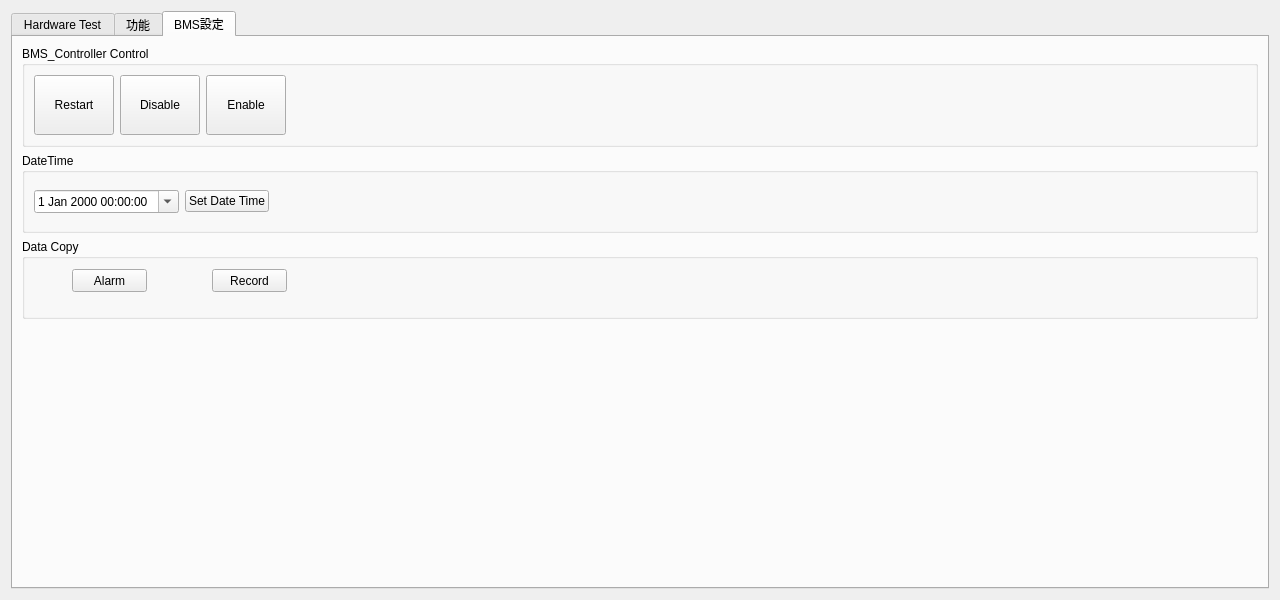
haoyi-jason/BMS_HY01_old, file frmhardwareconfig.ui: the form before one commit.
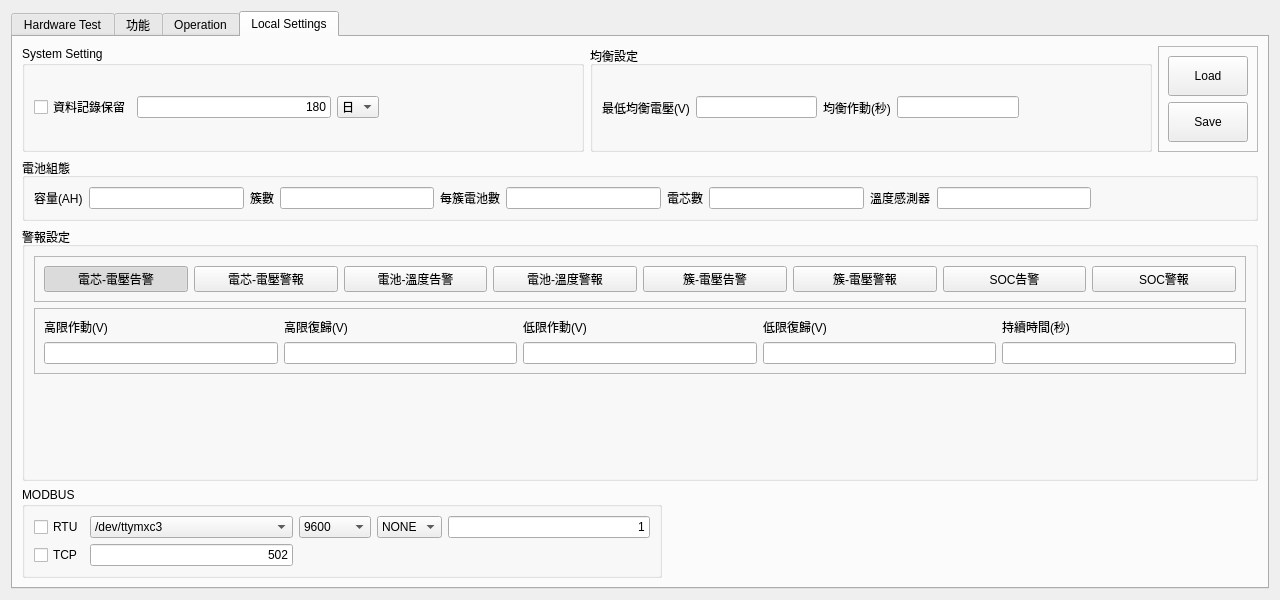
The form after the commit. Custom widgets are drawn as their Qt base class.

Commit message: modifying config over ui

What changed in the file:
```diff
--- a/frmhardwareconfig.ui
+++ b/frmhardwareconfig.ui
@@ -23,7 +23,7 @@
       </size>
      </property>
      <property name="currentIndex">
-      <number>2</number>
+      <number>3</number>
      </property>
      <widget class="QWidget" name="tab">
       <attribute name="title">
@@ -725,122 +725,11 @@
          </widget>
         </widget>
        </item>
-       <item>
-        <widget class="QGroupBox" name="groupBox_8">
-         <property name="maximumSize">
-          <size>
-           <width>640</width>
-           <height>120</height>
-          </size>
-         </property>
-         <property name="title">
-          <string>MODBUS</string>
-         </property>
-         <layout class="QGridLayout" name="gridLayout_8">
-          <item row="0" column="1">
-           <widget class="QComboBox" name="comboBox">
-            <item>
-             <property name="text">
-              <string>/dev/ttymxc3</string>
-             </property>
-            </item>
-            <item>
-             <property name="text">
-              <string>/dev/ttymxc4</string>
-             </property>
-            </item>
-           </widget>
-          </item>
-          <item row="0" column="0">
-           <widget class="QCheckBox" name="checkBox">
-            <property name="text">
-             <string>RTU</string>
-            </property>
-           </widget>
-          </item>
-          <item row="0" column="3">
-           <widget class="QComboBox" name="comboBox_3">
-            <item>
-             <property name="text">
-              <string>NONE</string>
-             </property>
-            </item>
-            <item>
-             <property name="text">
-              <string>EVEN</string>
-             </property>
-            </item>
-            <item>
-             <property name="text">
-              <string>ODD</string>
-             </property>
-            </item>
-           </widget>
-          </item>
-          <item row="0" column="2">
-           <widget class="QComboBox" name="comboBox_2">
-            <item>
-             <property name="text">
-              <string>9600</string>
-             </property>
-            </item>
-            <item>
-             <property name="text">
-              <string>19200</string>
-             </property>
-            </item>
-            <item>
-             <property name="text">
-              <string>38400</string>
-             </property>
-            </item>
-            <item>
-             <property name="text">
-              <string>57600</string>
-             </property>
-            </item>
-            <item>
-             <property name="text">
-              <string>115200</string>
-             </property>
-            </item>
-           </widget>
-          </item>
-          <item row="1" column="1">
-           <widget class="FocusEditor" name="leTCPPort">
-            <property name="text">
-             <string>502</string>
-            </property>
-            <property name="alignment">
-             <set>Qt::AlignRight|Qt::AlignTrailing|Qt::AlignVCenter</set>
-            </property>
-           </widget>
-          </item>
-          <item row="1" column="0">
-           <widget class="QCheckBox" name="checkBox_2">
-            <property name="text">
-             <string>TCP</string>
-            </property>
-           </widget>
-          </item>
-          <item row="0" column="4">
-           <widget class="FocusEditor" name="leRTUID">
-            <property name="text">
-             <string>1</string>
-            </property>
-            <property name="alignment">
-             <set>Qt::AlignRight|Qt::AlignTrailing|Qt::AlignVCenter</set>
-            </property>
-           </widget>
-          </item>
-         </layout>
-        </widget>
-       </item>
       </layout>
      </widget>
      <widget class="QWidget" name="tab_3">
       <attribute name="title">
-       <string>BMS設定</string>
+       <string>Operation</string>
       </attribute>
       <layout class="QVBoxLayout" name="verticalLayout">
        <item>
@@ -1000,6 +889,580 @@
        </item>
       </layout>
      </widget>
+     <widget class="QWidget" name="tab_4">
+      <attribute name="title">
+       <string>Local Settings</string>
+      </attribute>
+      <layout class="QGridLayout" name="gridLayout_15">
+       <item row="0" column="0">
+        <widget class="QGroupBox" name="groupBox_15">
+         <property name="title">
+          <string>System Setting</string>
+         </property>
+         <layout class="QHBoxLayout" name="horizontalLayout_14">
+          <item>
+           <widget class="QCheckBox" name="cbEnableLog">
+            <property name="text">
+             <string>資料記錄保留</string>
+            </property>
+           </widget>
+          </item>
+          <item>
+           <widget class="FocusEditor" name="leLogRecordCounts">
+            <property name="text">
+             <string>180</string>
+            </property>
+            <property name="alignment">
+             <set>Qt::AlignRight|Qt::AlignTrailing|Qt::AlignVCenter</set>
+            </property>
+           </widget>
+          </item>
+          <item>
+           <widget class="QComboBox" name="cbRecordType">
+            <item>
+             <property name="text">
+              <string>日</string>
+             </property>
+            </item>
+            <item>
+             <property name="text">
+              <string>筆</string>
+             </property>
+            </item>
+           </widget>
+          </item>
+          <item>
+           <spacer name="horizontalSpacer_7">
+            <property name="orientation">
+             <enum>Qt::Horizontal</enum>
+            </property>
+            <property name="sizeHint" stdset="0">
+             <size>
+              <width>40</width>
+              <height>20</height>
+             </size>
+            </property>
+           </spacer>
+          </item>
+         </layout>
+        </widget>
+       </item>
+       <item row="0" column="1">
+        <widget class="QGroupBox" name="groupBox_16">
+         <property name="title">
+          <string>均衡設定</string>
+         </property>
+         <layout class="QHBoxLayout" name="horizontalLayout_15">
+          <item>
+           <widget class="QLabel" name="label_9">
+            <property name="text">
+             <string>最低均衡電壓(V)</string>
+            </property>
+           </widget>
+          </item>
+          <item>
+           <widget class="FocusEditor" name="leMinBalancingMv">
+            <property name="alignment">
+             <set>Qt::AlignRight|Qt::AlignTrailing|Qt::AlignVCenter</set>
+            </property>
+           </widget>
+          </item>
+          <item>
+           <widget class="QLabel" name="label_10">
+            <property name="text">
+             <string>均衡作動(秒)</string>
+            </property>
+           </widget>
+          </item>
+          <item>
+           <widget class="FocusEditor" name="leBalancingTimeSec">
+            <property name="alignment">
+             <set>Qt::AlignRight|Qt::AlignTrailing|Qt::AlignVCenter</set>
+            </property>
+           </widget>
+          </item>
+          <item>
+           <spacer name="horizontalSpacer_8">
+            <property name="orientation">
+             <enum>Qt::Horizontal</enum>
+            </property>
+            <property name="sizeHint" stdset="0">
+             <size>
+              <width>40</width>
+              <height>20</height>
+             </size>
+            </property>
+           </spacer>
+          </item>
+         </layout>
+        </widget>
+       </item>
+       <item row="0" column="2">
+        <widget class="QFrame" name="frame">
+         <property name="frameShape">
+          <enum>QFrame::StyledPanel</enum>
+         </property>
+         <property name="frameShadow">
+          <enum>QFrame::Raised</enum>
+         </property>
+         <layout class="QVBoxLayout" name="verticalLayout_6">
+          <item>
+           <widget class="QPushButton" name="pbLoadLocalSetting">
+            <property name="minimumSize">
+             <size>
+              <width>0</width>
+              <height>40</height>
+             </size>
+            </property>
+            <property name="text">
+             <string>Load</string>
+            </property>
+           </widget>
+          </item>
+          <item>
+           <widget class="QPushButton" name="pbSaveLocalConfig">
+            <property name="minimumSize">
+             <size>
+              <width>0</width>
+              <height>40</height>
+             </size>
+            </property>
+            <property name="text">
+             <string>Save</string>
+            </property>
+           </widget>
+          </item>
+         </layout>
+        </widget>
+       </item>
+       <item row="1" column="0" colspan="3">
+        <widget class="QGroupBox" name="groupBox_17">
+         <property name="title">
+          <string>電池組態</string>
+         </property>
+         <layout class="QHBoxLayout" name="horizontalLayout_16">
+          <item>
+           <widget class="QLabel" name="label_13">
+            <property name="text">
+             <string>容量(AH)</string>
+            </property>
+           </widget>
+          </item>
+          <item>
+           <widget class="FocusEditor" name="leCapacity">
+            <property name="alignment">
+             <set>Qt::AlignRight|Qt::AlignTrailing|Qt::AlignVCenter</set>
+            </property>
+           </widget>
+          </item>
+          <item>
+           <widget class="QLabel" name="label_11">
+            <property name="text">
+             <string>簇數</string>
+            </property>
+           </widget>
+          </item>
+          <item>
+           <widget class="FocusEditor" name="leNofStacks">
+            <property name="alignment">
+             <set>Qt::AlignRight|Qt::AlignTrailing|Qt::AlignVCenter</set>
+            </property>
+           </widget>
+          </item>
+          <item>
+           <widget class="QLabel" name="label_12">
+            <property name="text">
+             <string>每簇電池數</string>
+            </property>
+           </widget>
+          </item>
+          <item>
+           <widget class="FocusEditor" name="leNofBatteries">
+            <property name="alignment">
+             <set>Qt::AlignRight|Qt::AlignTrailing|Qt::AlignVCenter</set>
+            </property>
+           </widget>
+          </item>
+          <item>
+           <widget class="QLabel" name="label_29">
+            <property name="text">
+             <string>電芯數</string>
+            </property>
+           </widget>
+          </item>
+          <item>
+           <widget class="FocusEditor" name="leNofCells">
+            <property name="alignment">
+             <set>Qt::AlignRight|Qt::AlignTrailing|Qt::AlignVCenter</set>
+            </property>
+           </widget>
+          </item>
+          <item>
+           <widget class="QLabel" name="label_30">
+            <property name="text">
+             <string>溫度感測器</string>
+            </property>
+           </widget>
+          </item>
+          <item>
+           <widget class="FocusEditor" name="leNofNtcs">
+            <property name="alignment">
+             <set>Qt::AlignRight|Qt::AlignTrailing|Qt::AlignVCenter</set>
+            </property>
+           </widget>
+          </item>
+          <item>
+           <spacer name="horizontalSpacer_9">
+            <property name="orientation">
+             <enum>Qt::Horizontal</enum>
+            </property>
+            <property name="sizeHint" stdset="0">
+             <size>
+              <width>40</width>
+              <height>20</height>
+             </size>
+            </property>
+           </spacer>
+          </item>
+         </layout>
+        </widget>
+       </item>
+       <item row="2" column="0" colspan="3">
+        <widget class="QGroupBox" name="groupBox_35">
+         <property name="title">
+          <string>警報設定</string>
+         </property>
+         <layout class="QVBoxLayout" name="verticalLayout_5">
+          <item>
+           <widget class="QFrame" name="frame_2">
+            <property name="frameShape">
+             <enum>QFrame::StyledPanel</enum>
+            </property>
+            <property name="frameShadow">
+             <enum>QFrame::Raised</enum>
+            </property>
+            <layout class="QHBoxLayout" name="horizontalLayout_13">
+             <item>
+              <widget class="QPushButton" name="pbCellWarning">
+               <property name="text">
+                <string>電芯-電壓告警</string>
+               </property>
+               <property name="checkable">
+                <bool>true</bool>
+               </property>
+               <property name="checked">
+                <bool>true</bool>
+               </property>
+               <property name="autoExclusive">
+                <bool>true</bool>
+               </property>
+              </widget>
+             </item>
+             <item>
+              <widget class="QPushButton" name="pbCellAlarm">
+               <property name="text">
+                <string>電芯-電壓警報</string>
+               </property>
+               <property name="checkable">
+                <bool>true</bool>
+               </property>
+               <property name="autoExclusive">
+                <bool>true</bool>
+               </property>
+              </widget>
+             </item>
+             <item>
+              <widget class="QPushButton" name="pbBatteryWarning">
+               <property name="text">
+                <string>電池-溫度告警</string>
+               </property>
+               <property name="checkable">
+                <bool>true</bool>
+               </property>
+               <property name="autoExclusive">
+                <bool>true</bool>
+               </property>
+              </widget>
+             </item>
+             <item>
+              <widget class="QPushButton" name="pbBatteryAlarm">
+               <property name="text">
+                <string>電池-溫度警報</string>
+               </property>
+               <property name="checkable">
+                <bool>true</bool>
+               </property>
+               <property name="autoExclusive">
+                <bool>true</bool>
+               </property>
+              </widget>
+             </item>
+             <item>
+              <widget class="QPushButton" name="pbStackWarning">
+               <property name="text">
+                <string>簇-電壓告警</string>
+               </property>
+               <property name="checkable">
+                <bool>true</bool>
+               </property>
+               <property name="autoExclusive">
+                <bool>true</bool>
+               </property>
+              </widget>
+             </item>
+             <item>
+              <widget class="QPushButton" name="pbStackAlarm">
+               <property name="text">
+                <string>簇-電壓警報</string>
+               </property>
+               <property name="checkable">
+                <bool>true</bool>
+               </property>
+               <property name="autoExclusive">
+                <bool>true</bool>
+               </property>
+              </widget>
+             </item>
+             <item>
+              <widget class="QPushButton" name="pbSOCWarning">
+               <property name="text">
+                <string>SOC告警</string>
+               </property>
+               <property name="checkable">
+                <bool>true</bool>
+               </property>
+               <property name="autoExclusive">
+                <bool>true</bool>
+               </property>
+              </widget>
+             </item>
+             <item>
+              <widget class="QPushButton" name="pbSOCAlarm">
+               <property name="text">
+                <string>SOC警報</string>
+               </property>
+               <property name="checkable">
+                <bool>true</bool>
+               </property>
+               <property name="autoExclusive">
+                <bool>true</bool>
+               </property>
+              </widget>
+             </item>
+            </layout>
+           </widget>
+          </item>
+          <item>
+           <widget class="QFrame" name="frame_3">
+            <property name="frameShape">
+             <enum>QFrame::StyledPanel</enum>
+            </property>
+            <property name="frameShadow">
+             <enum>QFrame::Raised</enum>
+            </property>
+            <layout class="QGridLayout" name="gridLayout_7">
+             <item row="0" column="8">
+              <widget class="QLabel" name="label_35">
+               <property name="text">
+                <string>持續時間(秒)</string>
+               </property>
+              </widget>
+             </item>
+             <item row="0" column="6">
+              <widget class="QLabel" name="lb_lclr">
+               <property name="text">
+                <string>低限復歸(V)</string>
+               </property>
+              </widget>
+             </item>
+             <item row="0" column="0">
+              <widget class="QLabel" name="lb_hset">
+               <property name="text">
+                <string>高限作動(V)</string>
+               </property>
+              </widget>
+             </item>
+             <item row="1" column="0">
+              <widget class="FocusEditor" name="leHighSet">
+               <property name="alignment">
+                <set>Qt::AlignRight|Qt::AlignTrailing|Qt::AlignVCenter</set>
+               </property>
+              </widget>
+             </item>
+             <item row="1" column="1">
+              <widget class="FocusEditor" name="leHighClr">
+               <property name="alignment">
+                <set>Qt::AlignRight|Qt::AlignTrailing|Qt::AlignVCenter</set>
+               </property>
+              </widget>
+             </item>
+             <item row="0" column="1">
+              <widget class="QLabel" name="lb_hclr">
+               <property name="text">
+                <string>高限復歸(V)</string>
+               </property>
+              </widget>
+             </item>
+             <item row="1" column="3">
+              <widget class="FocusEditor" name="leLowSet">
+               <property name="alignment">
+                <set>Qt::AlignRight|Qt::AlignTrailing|Qt::AlignVCenter</set>
+               </property>
+              </widget>
+             </item>
+             <item row="0" column="3">
+              <widget class="QLabel" name="lb_lset">
+               <property name="text">
+                <string>低限作動(V)</string>
+               </property>
+              </widget>
+             </item>
+             <item row="1" column="6">
+              <widget class="FocusEditor" name="leLowClr">
+               <property name="alignment">
+                <set>Qt::AlignRight|Qt::AlignTrailing|Qt::AlignVCenter</set>
+               </property>
+              </widget>
+             </item>
+             <item row="1" column="8">
+              <widget class="FocusEditor" name="leDuration">
+               <property name="alignment">
+                <set>Qt::AlignRight|Qt::AlignTrailing|Qt::AlignVCenter</set>
+               </property>
+              </widget>
+             </item>
+            </layout>
+           </widget>
+          </item>
+          <item>
+           <spacer name="verticalSpacer_9">
+            <property name="orientation">
+             <enum>Qt::Vertical</enum>
+            </property>
+            <property name="sizeHint" stdset="0">
+             <size>
+              <width>20</width>
+              <height>40</height>
+             </size>
+            </property>
+           </spacer>
+          </item>
+         </layout>
+        </widget>
+       </item>
+       <item row="3" column="0" colspan="2">
+        <widget class="QGroupBox" name="groupBox_8">
+         <property name="maximumSize">
+          <size>
+           <width>640</width>
+           <height>120</height>
+          </size>
+         </property>
+         <property name="title">
+          <string>MODBUS</string>
+         </property>
+         <layout class="QGridLayout" name="gridLayout_8">
+          <item row="0" column="1">
+           <widget class="QComboBox" name="cbRTUPort">
+            <item>
+             <property name="text">
+              <string>/dev/ttymxc3</string>
+             </property>
+            </item>
+            <item>
+             <property name="text">
+              <string>/dev/ttymxc4</string>
+             </property>
+            </item>
+           </widget>
+          </item>
+          <item row="0" column="0">
+           <widget class="QCheckBox" name="cbMBSRTUEnable">
+            <property name="text">
+             <string>RTU</string>
+            </property>
+           </widget>
+          </item>
+          <item row="0" column="3">
+           <widget class="QComboBox" name="cbRTUParity">
+            <item>
+             <property name="text">
+              <string>NONE</string>
+             </property>
+            </item>
+            <item>
+             <property name="text">
+              <string>EVEN</string>
+             </property>
+            </item>
+            <item>
+             <property name="text">
+              <string>ODD</string>
+             </property>
+            </item>
+           </widget>
+          </item>
+          <item row="0" column="2">
+           <widget class="QComboBox" name="cbRTUBaudrate">
+            <item>
+             <property name="text">
+              <string>9600</string>
+             </property>
+            </item>
+            <item>
+             <property name="text">
+              <string>19200</string>
+             </property>
+            </item>
+            <item>
+             <property name="text">
+              <string>38400</string>
+             </property>
+            </item>
+            <item>
+             <property name="text">
+              <string>57600</string>
+             </property>
+            </item>
+            <item>
+             <property name="text">
+              <string>115200</string>
+             </property>
+            </item>
+           </widget>
+          </item>
+          <item row="1" column="1">
+           <widget class="FocusEditor" name="leTCPPort">
+            <property name="text">
+             <string>502</string>
+            </property>
+            <property name="alignment">
+             <set>Qt::AlignRight|Qt::AlignTrailing|Qt::AlignVCenter</set>
+            </property>
+           </widget>
+          </item>
+          <item row="1" column="0">
+           <widget class="QCheckBox" name="cbMBSTCPEnable">
+            <property name="text">
+             <string>TCP</string>
+            </property>
+           </widget>
+          </item>
+          <item row="0" column="4">
+           <widget class="FocusEditor" name="leRTUID">
+            <property name="text">
+             <string>1</string>
+            </property>
+            <property name="alignment">
+             <set>Qt::AlignRight|Qt::AlignTrailing|Qt::AlignVCenter</set>
+            </property>
+           </widget>
+          </item>
+         </layout>
+        </widget>
+       </item>
+      </layout>
+     </widget>
     </widget>
    </item>
   </layout>
```
The commit also changes 11 other files.
